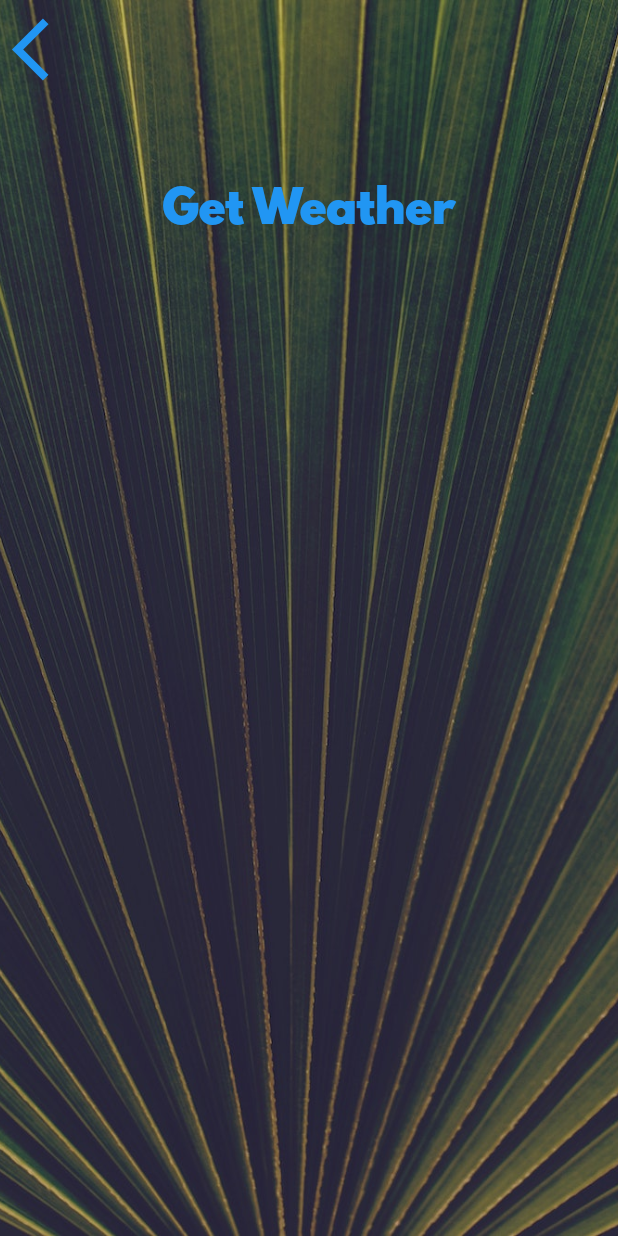
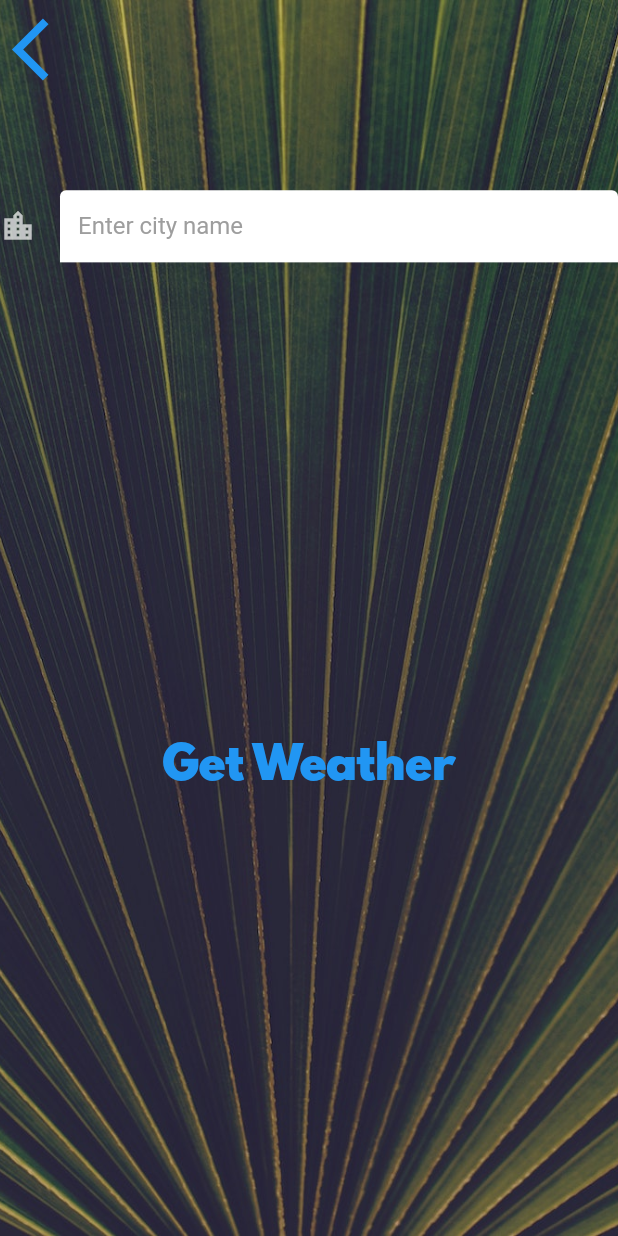
Before and after one commit to Waruna-Kaushalya/clima_flutter_app_udemy, a Flutter app: the CityScreen screen opened directly, on a phone screen of 412 x 824 dp. Run offline on Flutter 3.47's test engine with Material 2 defaults, Android fonts, the phone set to English and light mode, and no system bars; our stand-ins replace flutter_dotenv, flutter_spinkit, geolocator; network calls fail.

Commit message:
End of the project

```diff
--- a/lib/main.dart
+++ b/lib/main.dart
@@ -2,6 +2,7 @@ import 'package:clima/screens/location_screen.dart';
 import 'package:flutter/material.dart';
 import 'package:clima/screens/loading_screen.dart';
 import 'package:flutter_dotenv/flutter_dotenv.dart';
+import 'package:clima/screens/city_screen.dart';
 
 Future main() async {
   await dotenv.load(fileName: ".env");
@@ -18,7 +19,8 @@ class MyApp extends StatelessWidget {
       initialRoute: LoadingScreen.routeName,
       routes: {
         LoadingScreen.routeName: (context) => LoadingScreen(),
-        LocationScreen.routeName: (context) => LocationScreen()
+        LocationScreen.routeName: (context) => LocationScreen(),
+        CityScreen.routeName: (context) => CityScreen()
       },
     );
   }
--- a/lib/screens/city_screen.dart
+++ b/lib/screens/city_screen.dart
@@ -2,11 +2,13 @@ import 'package:flutter/material.dart';
 import 'package:clima/utilities/constants.dart';
 
 class CityScreen extends StatefulWidget {
+  static const routeName = '/cityScreen';
   @override
   _CityScreenState createState() => _CityScreenState();
 }
 
 class _CityScreenState extends State<CityScreen> {
+  String cityName;
   @override
   Widget build(BuildContext context) {
     return Scaffold(
@@ -19,33 +21,54 @@ class _CityScreenState extends State<CityScreen> {
         ),
         constraints: BoxConstraints.expand(),
         child: SafeArea(
+          child: Container(
             child: Column(
               children: <Widget>[
-              Align(
+                Expanded(
+                  flex: 2,
+                  child: Align(
                     alignment: Alignment.topLeft,
                     child: TextButton(
-                  onPressed: () {},
+                      onPressed: () {
+                        Navigator.pop(context);
+                      },
                       child: Icon(
                         Icons.arrow_back_ios,
                         size: 50.0,
                       ),
                     ),
                   ),
-              Container(
-                padding: EdgeInsets.all(20.0),
-                child: null,
                 ),
-              TextButton(
-                onPressed: () {},
+                Expanded(
+                  flex: 1,
+                  child: Container(
+                    child: TextField(
+                      style: TextStyle(color: Colors.black),
+                      decoration: kTextFieldInputDeco,
+                      onChanged: (value) {
+                        print(value);
+                        cityName = value;
+                      },
+                    ),
+                  ),
+                ),
+                Expanded(
+                  flex: 10,
+                  child: TextButton(
+                    onPressed: () {
+                      Navigator.pop(context, cityName);
+                    },
                     child: Text(
                       'Get Weather',
                       style: kButtonTextStyle,
+                    ),
                   ),
                 ),
               ],
             ),
           ),
         ),
+      ),
     );
   }
 }
--- a/lib/screens/loading_screen.dart
+++ b/lib/screens/loading_screen.dart
@@ -1,3 +1,5 @@
+import 'dart:developer';
+
 import 'package:flutter/material.dart';
 import 'package:clima/screens/location_screen.dart';
 import 'package:flutter_spinkit/flutter_spinkit.dart';
--- a/lib/utilities/constants.dart
+++ b/lib/utilities/constants.dart
@@ -18,3 +18,13 @@ const kButtonTextStyle = TextStyle(
 const kConditionTextStyle = TextStyle(
   fontSize: 50.0,
 );
+
+const kTextFieldInputDeco = InputDecoration(
+    filled: true,
+    fillColor: Colors.white,
+    icon: Icon(Icons.location_city),
+    labelStyle: TextStyle(color: Colors.black),
+    hintText: 'Enter city name',
+    hintStyle: TextStyle(
+      color: Colors.grey,
+    ));
```
Also changed, not shown: lib/screens/location_screen.dart (+29 -5 lines), lib/services/weather.dart (+11 -2 lines), 1 other file. Lines whose indentation alone changed are shown as unchanged.
